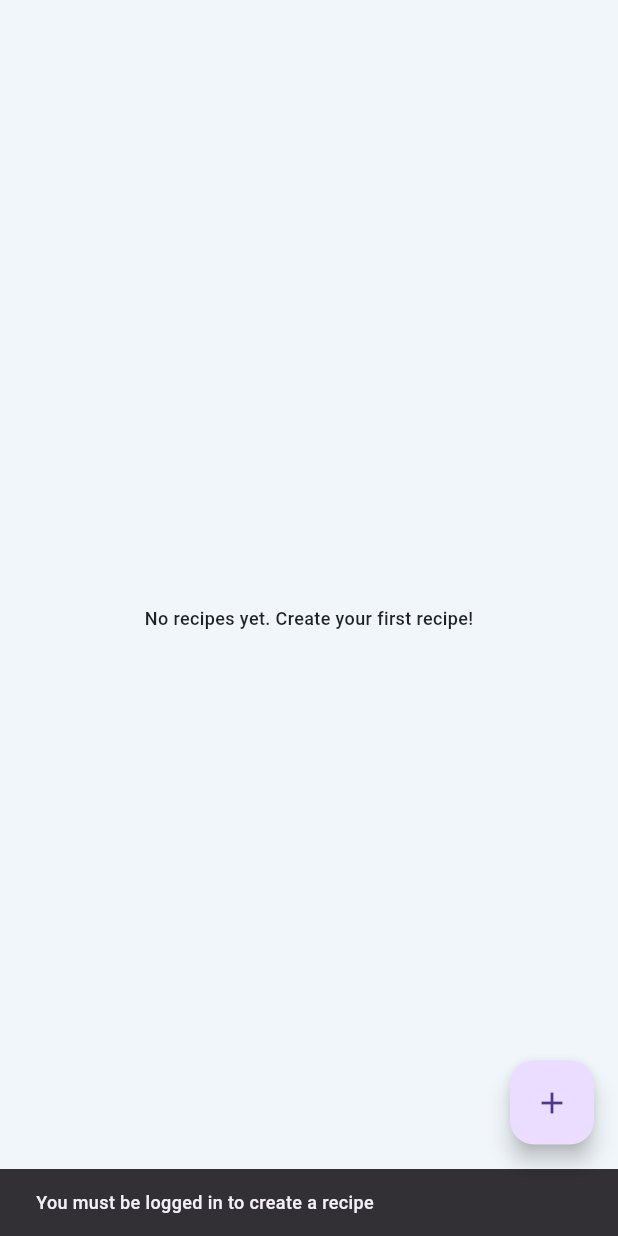
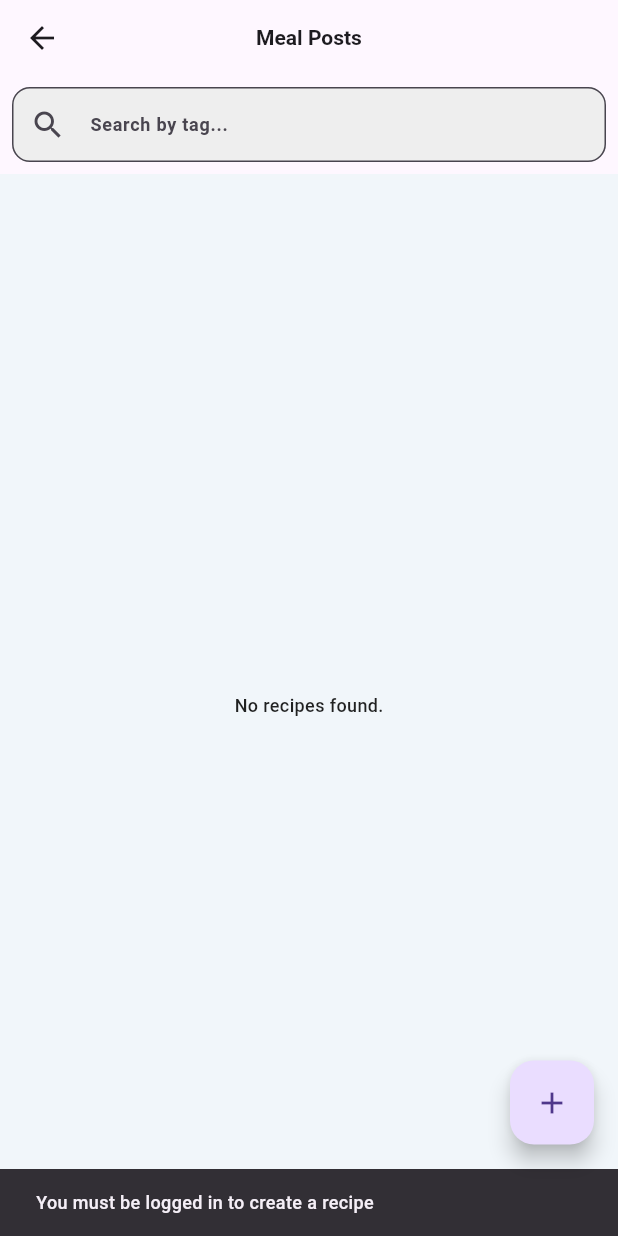
Before and after one commit to sherzadmohammad/nandin, a Flutter app: the MealPostsScreen screen opened directly, after a tap on the "add" icon, on a phone screen of 412 x 824 dp. Run offline on Flutter 3.47's test engine with Material 3 defaults, Android fonts, the phone set to English and light mode, and no system bars; our stand-ins replace flutter_riverpod, flutter_svg, image_picker, shared_preferences, shimmer, supabase_flutter and 2 more; accounts and stored records are empty; generated files the repository leaves out were written again; statements that could not run were skipped.

Commit message:
create search engine

```diff
--- a/lib/providers/post_with_user_provider.dart
+++ b/lib/providers/post_with_user_provider.dart
@@ -1,8 +1,11 @@
+
+
 import 'package:flutter_riverpod/flutter_riverpod.dart';
+import 'package:supabase_flutter/supabase_flutter.dart';
 
 import '../models/meal_data.dart';
 import '../models/user_data.dart';
-import 'post_provider.dart';
+import 'comments_provider.dart';
 
 class PostWithUser {
   final Post post;
@@ -10,6 +13,67 @@ class PostWithUser {
 
   PostWithUser({required this.post, required this.user});
 }
+final searchTagProvider = StateProvider<String>((ref) => '');
+
+final searchPostsWithUserProvider = FutureProvider.autoDispose<List<PostWithUser>>((ref) async {
+
+  final keyword = ref.watch(searchTagProvider);
+  if (keyword.isEmpty) return [];
+
+  final postService = ref.watch(postServiceProvider);
+  final supabase = Supabase.instance.client;
+
+  try {
+    // Step 1: Find tag IDs
+    final tagResponse = await supabase
+        .from('tags')
+        .select('id')
+        .ilike('name', '%$keyword%');
+
+    final tagIds = (tagResponse as List).map((e) => e['id'] as String).toList();
+    if (tagIds.isEmpty) return [];
+
+    // Step 2: Get post IDs
+    final postTagsResponse = await supabase
+        .from('post_tags')
+        .select('post_id')
+        .inFilter('tag_id', tagIds);
+
+    final postIds = (postTagsResponse as List).map((e) => e['post_id'] as String).toSet().toList();
+    if (postIds.isEmpty) return [];
+
+    // Step 3: Fetch posts
+    final posts = await postService.getPostsByIds(postIds);
+
+    // Step 4: Attach user info
+    final Map<String, UserData> userCache = {};
+    final List<PostWithUser> result = [];
+
+    for (final post in posts) {
+      final userId = post.userId;
+      UserData? user;
+
+      if (userCache.containsKey(userId)) {
+        user = userCache[userId];
+      } else {
+        user = await postService.getUserById(userId);
+        if (user != null) userCache[userId] = user;
+      }
+
+      if (user != null) {
+        result.add(PostWithUser(post: post, user: user));
+      }
+    }
+
+    return result;
+  } catch (e, stackTrace) {
+    print('Error in searchPostsWithUserProvider: $e');
+    print(stackTrace);
+    throw Exception('Failed to search posts by tag.');
+  }
+});
+
+
 
 final postsWithUserProvider = FutureProvider.autoDispose<List<PostWithUser>>((ref) async {
   final postService = ref.watch(postServiceProvider);
--- a/lib/providers/saved_post_provider.dart
+++ b/lib/providers/saved_post_provider.dart
@@ -36,7 +36,7 @@ final savedPostsProvider = StateNotifierProvider.family<SavedPostsNotifier, Set<
 
 final savedPostsWithUserProvider = Provider.family<List<PostWithUser>, String>((ref, userId) {
   final savedIds = ref.watch(savedPostsProvider(userId));
-  final allPosts = ref.watch(postsWithUserProvider).maybeWhen(
+  final allPosts = ref.watch(searchPostsWithUserProvider).maybeWhen(
     data: (posts) => posts,
     orElse: () => <PostWithUser>[],
   );
--- a/lib/screens/home_pages/posts_screen.dart
+++ b/lib/screens/home_pages/posts_screen.dart
@@ -1,10 +1,8 @@
-
+import 'dart:async';
 import 'package:flutter/material.dart';
 import 'package:flutter_riverpod/flutter_riverpod.dart';
-import 'package:nanden/providers/post_provider.dart';
 import 'package:nanden/providers/user_provider.dart';
 import 'package:nanden/screens/home_pages/edit_post_screen.dart';
-import 'package:nanden/widgets/profile_image_widget.dart';
 import '../../providers/post_with_user_provider.dart';
 import '../../widgets/post_card_widget.dart';
 
@@ -16,39 +14,81 @@ class MealPostsScreen extends ConsumerStatefulWidget {
 }
 
 class _MealPostsScreenState extends ConsumerState<MealPostsScreen> {
+  late TextEditingController _searchController;
+  Timer? _debounce;
+
   @override
   void initState() {
     super.initState();
-    // Fetch meal posts when the screen loads
-    Future.microtask(() => ref.read(mealPostsProvider.notifier).fetchAllPosts());
+    _searchController = TextEditingController();
+
+    // Optionally set initial tag filter
+    Future.microtask(() {
+      _searchController.text = '';
+      ref.read(searchTagProvider.notifier).state = '';
+    });
+  }
+
+  @override
+  void dispose() {
+    _searchController.dispose();
+    _debounce?.cancel();
+    super.dispose();
+  }
+
+  void _onSearchChanged(String value) {
+    // Debounce to avoid spamming the provider
+    _debounce?.cancel();
+    _debounce = Timer(const Duration(milliseconds: 300), () {
+      ref.read(searchTagProvider.notifier).state = value.trim();
+    });
   }
 
   @override
   Widget build(BuildContext context) {
+    final postsWithUserAsync = ref.watch(searchPostsWithUserProvider);
 
-    final postsWithUserAsync = ref.watch(postsWithUserProvider);
     return Scaffold(
-
+      appBar: AppBar(
+        title: const Text('Meal Posts'),
+        centerTitle: true,
+        bottom: PreferredSize(
+          preferredSize: const Size.fromHeight(60),
+          child: Padding(
+            padding: const EdgeInsets.all(8.0),
+            child: TextField(
+              controller: _searchController,
+              onChanged: _onSearchChanged,
+              decoration: InputDecoration(
+                hintText: 'Search by tag...',
+                prefixIcon: const Icon(Icons.search),
+                border: OutlineInputBorder(
+                  borderRadius: BorderRadius.circular(12),
+                ),
+                filled: true,
+                fillColor: Colors.grey[200],
+              ),
+            ),
+          ),
+        ),
+      ),
       body: postsWithUserAsync.when(
         data: (postsWithUser) {
           if (postsWithUser.isEmpty) {
-      return const Center(child: Text('No recipes yet. Create your first recipe!'));
+            return const Center(child: Text('No recipes found.'));
           }
-    return RefreshIndicator(
+          return SafeArea(
+            child: RefreshIndicator(
               onRefresh: () async {
-        // Invalidate and re-fetch the provider manually
-        final response= await ref.refresh(postsWithUserProvider.future);
-
-          postsWithUser=response;
-
+                ref.invalidate(searchPostsWithUserProvider);
               },
-
               child: ListView.builder(
                 itemCount: postsWithUser.length,
                 itemBuilder: (context, index) {
                   final item = postsWithUser[index];
                   return PostCardWidget(post: item.post, user: item.user);
                 },
+              ),
             ),
           );
         },
@@ -59,7 +99,7 @@ class _MealPostsScreenState extends ConsumerState<MealPostsScreen> {
             children: [
               Text('Error: $e'),
               ElevatedButton(
-          onPressed: () => ref.refresh(postsWithUserProvider),
+                onPressed: () => ref.invalidate(searchPostsWithUserProvider),
                 child: const Text('Retry'),
               ),
             ],
@@ -75,7 +115,6 @@ class _MealPostsScreenState extends ConsumerState<MealPostsScreen> {
   }
 
   void _showAddRecipeDialog(BuildContext context) {
-    // Check if user is logged in first
     final user = ref.read(userProvider).asData?.value;
     if (user == null) {
       ScaffoldMessenger.of(context).showSnackBar(
--- a/lib/screens/home_pages/tabs.dart
+++ b/lib/screens/home_pages/tabs.dart
@@ -6,7 +6,6 @@ import 'package:nanden/screens/home_pages/posts_screen.dart';
 import 'package:nanden/screens/home_pages/profile_section.dart';
 import 'package:flutter_riverpod/flutter_riverpod.dart';
 import 'package:flutter_gen/gen_l10n/app_localizations.dart';
-import '../../providers/filters_provider.dart';
 import 'main_body_screen.dart';
 import 'meals_screen.dart';
 
@@ -27,15 +26,14 @@ class _TabsScreenState extends ConsumerState<TabsScreen> {
 
   @override
   Widget build(BuildContext context) {
-    final filteredMeals = ref.watch(filteredMealsProvider);
-    Widget activeScreen = MainBodyScreen(availableMeals: filteredMeals);
+    Widget activeScreen = AllPostsScreen();
 
     final userAsyncValue = ref.watch(userProvider);
 
     return userAsyncValue.when(
       data: (user) {
         if (_currentScreen == 0) {
-          activeScreen = MainBodyScreen(availableMeals: filteredMeals);
+          activeScreen = AllPostsScreen();
 
         } else if(_currentScreen == 1){
           activeScreen = SavedPostsScreen(
--- a/lib/widgets/post_card_widget.dart
+++ b/lib/widgets/post_card_widget.dart
@@ -279,9 +279,9 @@ void initState() {
                   Row(
                     mainAxisAlignment: MainAxisAlignment.spaceEvenly,
                     children: [
-                      _buildStatItem(Icons.thumb_up, '${widget.post.likeCount} likes', isLiked ? theme.colorScheme.primary : Colors.grey),
+                      _buildStatItem(Icons.thumb_up, '${ widget.post.likeCount} likes', Colors.grey),
                       _buildStatItem(Icons.comment, '${widget.post.commentCount} comments', Colors.grey),
-                      _buildStatItem(Icons.saved_search, '${isSaved ? widget.post.savedCount + 1 : widget.post.savedCount} saved', Colors.grey),
+                      _buildStatItem(Icons.saved_search, '${ widget.post.savedCount} saved', Colors.grey),
                     ],
                   ),
                 ],
```
Also changed, not shown: lib/screens/home_pages/main_body_screen.dart (+67 -48 lines), lib/services/post_service.dart (+16 -0 lines). Lines whose indentation alone changed are shown as unchanged.
